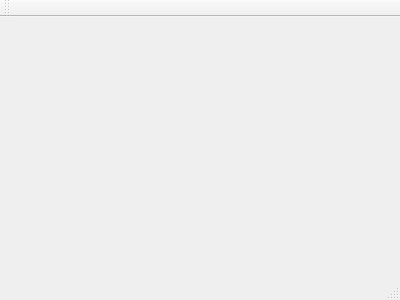
This is src/MainApps/QtAddressBar/MainWindow.ui in Longxr/QtAddressBar as Qt 5 draws it before an edit. The edited form follows.
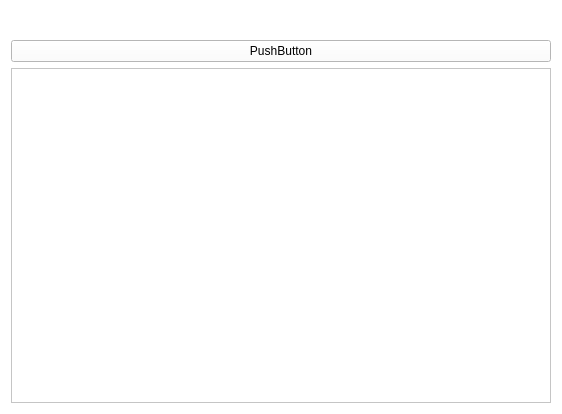
This is the edited form. Custom widgets are drawn as their Qt base class.

What changed in the file:
```diff
--- a/src/MainApps/QtAddressBar/MainWindow.ui
+++ b/src/MainApps/QtAddressBar/MainWindow.ui
@@ -1,24 +1,63 @@
 <ui version="4.0">
  <class>MainWindow</class>
- <widget class="QMainWindow" name="MainWindow" >
-  <property name="geometry" >
+ <widget class="QMainWindow" name="MainWindow">
+  <property name="geometry">
    <rect>
     <x>0</x>
     <y>0</y>
-    <width>400</width>
-    <height>300</height>
+    <width>562</width>
+    <height>414</height>
    </rect>
   </property>
   <property name="windowTitle" >
    <string>MainWindow</string>
   </property>
-  <widget class="QMenuBar" name="menuBar" />
-  <widget class="QToolBar" name="mainToolBar" />
-  <widget class="QWidget" name="centralWidget" />
-  <widget class="QStatusBar" name="statusBar" />
+  <property name="styleSheet">
+   <string notr="true">background-color: rgb(255, 255, 255);</string>
+  </property>
+  <widget class="QWidget" name="centralWidget">
+   <layout class="QVBoxLayout" name="verticalLayout">
+    <item>
+     <widget class="QtAddressBar" name="addressbar">
+      <property name="minimumSize">
+       <size>
+        <width>0</width>
+        <height>23</height>
+       </size>
+      </property>
+      <property name="font">
+       <font>
+        <family>Microsoft YaHei UI</family>
+        <pointsize>8</pointsize>
+       </font>
+      </property>
+      <property name="styleSheet">
+       <string notr="true">border:none;
+</string>
+      </property>
+     </widget>
+    </item>
+    <item>
+     <widget class="QPushButton" name="pushButton">
+      <property name="text">
+       <string>PushButton</string>
+      </property>
+     </widget>
+    </item>
+    <item>
+     <widget class="QTableView" name="tableView"/>
+    </item>
+   </layout>
+  </widget>
  </widget>
- <layoutDefault spacing="6" margin="11" />
- <pixmapfunction></pixmapfunction>
+ <layoutdefault spacing="6" margin="11"/>
+ <customwidgets>
+  <customwidget>
+   <class>QtAddressBar</class>
+   <extends>QLineEdit</extends>
+   <header>QtAddressBar.h</header>
+  </customwidget>
+ </customwidgets>
  <resources/>
  <connections/>
 </ui>
```
Left out of the diff: 3 changed lines with no effect on the pictures.
